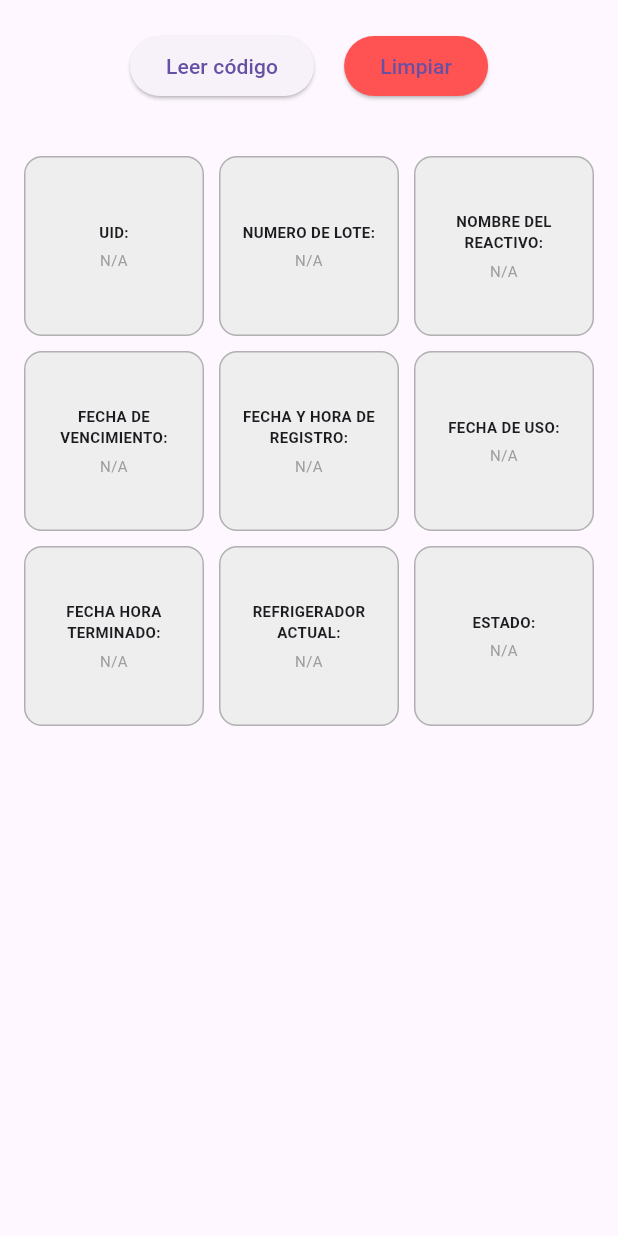
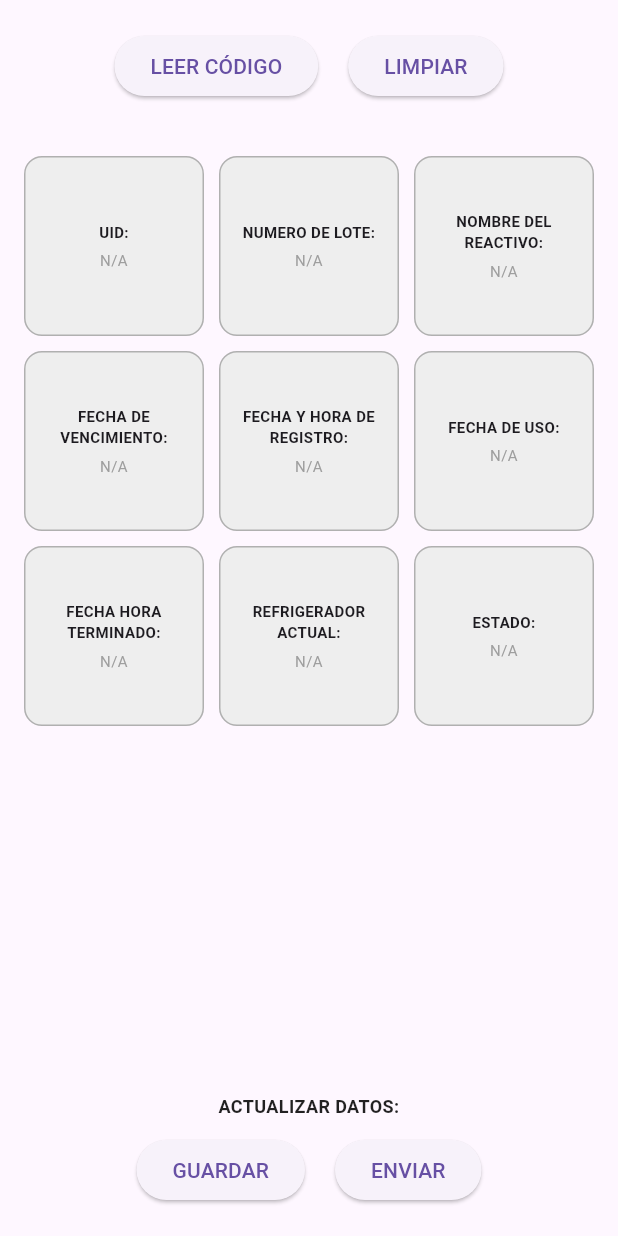
Before and after one commit to luisfigueroaa/App-Inventarios-Web, a Flutter app: the screen it shows after launch, on a phone screen of 412 x 824 dp. Run offline on Flutter 3.47's test engine with Material 3 defaults, Android fonts, the phone set to English and light mode, and no system bars.

Commit message:
actualizacion de estilos de los botones

```diff
--- a/lib/main.dart
+++ b/lib/main.dart
@@ -36,17 +36,17 @@ class PantallaPrincipal extends StatelessWidget {
                     onPressed: () {
                       // TODO: Acción para leer código
                     },
-                    child: const Text('Leer código'),
+                    child: const Text('LEER CÓDIGO'),
                   ),
                   const SizedBox(width: 20),
                   ElevatedButton(
                     onPressed: () {
                       // TODO: Acción para limpiar datos
                     },
-                    style: ElevatedButton.styleFrom(
-                      backgroundColor: Colors.redAccent,
-                    ),
-                    child: const Text('Limpiar'),
+                    //style: ElevatedButton.styleFrom(
+                    //  backgroundColor: Colors.redAccent,
+                    //),
+                    child: const Text('LIMPIAR'),
                   ),
                 ],
               ),
@@ -61,7 +61,6 @@ class PantallaPrincipal extends StatelessWidget {
                   mainAxisSpacing: 10,
                   crossAxisSpacing: 10,
                   children: [
-                    // 🔸 Cada bloque puedes editarlo a tu gusto
                     _buildBloque('UID:', 'N/A'),
                     _buildBloque('NUMERO DE LOTE:', 'N/A'),
                     _buildBloque('NOMBRE DEL REACTIVO:', 'N/A'),
@@ -73,6 +72,46 @@ class PantallaPrincipal extends StatelessWidget {
                     _buildBloque('ESTADO:', 'N/A'),
                   ],
                 ),
+              ),
+            ),
+
+            // 🔹 Label centrado abajo
+            const Padding(
+              padding: EdgeInsets.symmetric(vertical: 10),
+              child: Text(
+                'ACTUALIZAR DATOS:',
+                textAlign: TextAlign.center,
+                style: TextStyle(
+                  fontSize: 12,
+                  fontWeight: FontWeight.bold,
+                  color: Colors.black87,
+                ),
+              ),
+            ),
+
+            // 🔹 Dos botones juntos y centrados abajo
+            Padding(
+              padding: const EdgeInsets.only(bottom: 20),
+              child: Row(
+                mainAxisAlignment: MainAxisAlignment.center,
+                children: [
+                  ElevatedButton(
+                    onPressed: () {
+                      // TODO: Acción botón 1
+                    },
+                    child: const Text('GUARDAR'),
+                  ),
+                  const SizedBox(width: 20),
+                  ElevatedButton(
+                    onPressed: () {
+                      // TODO: Acción botón 2
+                    },
+                    //style: ElevatedButton.styleFrom(
+                    //  backgroundColor: Colors.green,
+                    //),
+                    child: const Text('ENVIAR'),
+                  ),
+                ],
               ),
             ),
           ],
```
